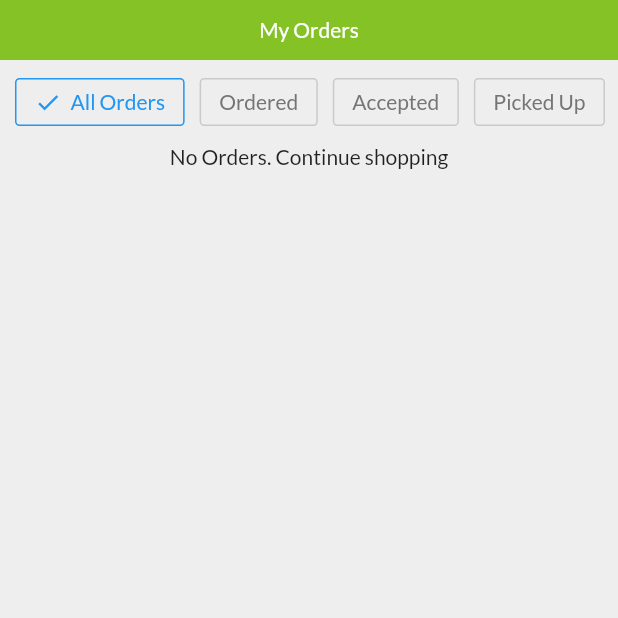
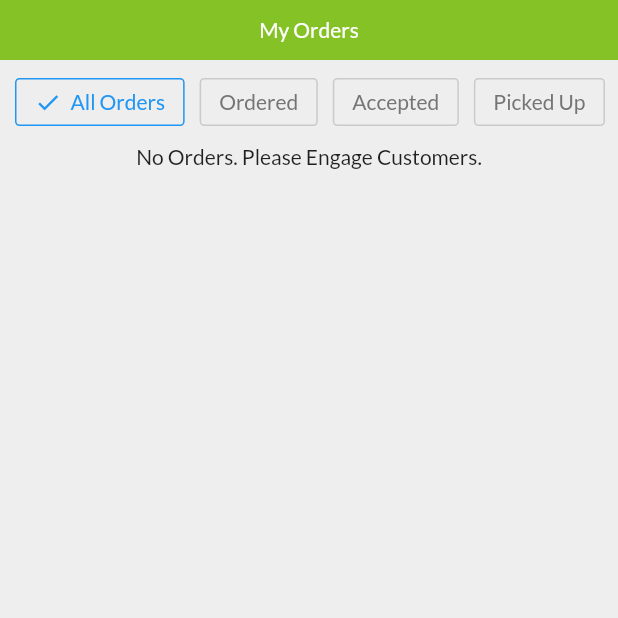
Before and after one commit to kode-mafia/vendorapp, a Flutter app: the OrderScreen screen opened directly, on a phone screen of 412 x 824 dp, the top half of it. Run offline on Flutter 3.47's test engine with Material 2 defaults, Android fonts, the phone set to English and light mode, and no system bars; drawn by our look-alikes of chips_choice; our stand-ins replace cloud_firestore, email_validator, firebase_auth, firebase_core, firebase_storage, flutter_easyloading and 4 more; missing offline and left inert: geocoder, map_launcher; accounts and stored records are empty.

Commit message:
'everthing working except for some features'

```diff
--- a/lib/screens/coupon_screen.dart
+++ b/lib/screens/coupon_screen.dart
@@ -2,7 +2,6 @@ import 'package:cloud_firestore/cloud_firestore.dart';
 import 'package:flutter/material.dart';
 import 'package:intl/intl.dart';
 import 'package:vendorapp_mulitvendorapp/services/firebase_services.dart';
-
 import 'add_edit_coupons.dart';
 
 class CouponScreen extends StatelessWidget {
--- a/lib/screens/order_screen.dart
+++ b/lib/screens/order_screen.dart
@@ -31,9 +31,6 @@ class _OrderScreenState extends State<OrderScreen> {
 
   DocumentSnapshot _customerData;
 
-
-
-
   @override
   Widget build(BuildContext context) {
     var _orderProvider = Provider.of<OrderProvider>(context);
@@ -53,6 +50,7 @@ class _OrderScreenState extends State<OrderScreen> {
               ),
             ),
           ),
+
           Container(
             height: 56,
             width: MediaQuery.of(context).size.width,
@@ -99,7 +97,7 @@ class _OrderScreenState extends State<OrderScreen> {
                   return Center(
                     child: Text(tag > 0
                         ? 'No ${options[tag]} orders'
-                        : 'No Orders. Continue shopping'),
+                        : 'No Orders. Please Engage Customers.'),
                   );
                 }
 
@@ -124,5 +122,3 @@ class _OrderScreenState extends State<OrderScreen> {
   }
 
 }
-
-//open vendor app
--- a/lib/services/drawer_services.dart
+++ b/lib/services/drawer_services.dart
@@ -10,6 +10,7 @@ import 'package:vendorapp_mulitvendorapp/screens/product_screen.dart';
 class DrawerServices{
 
   Widget drawerScreen(title){
+
     if(title == 'Dashboard'){
       return MainScreen();
     }
```
Also changed, not shown: lib/services/order_services.dart (+5 -3 lines), lib/widgets/order_summary_cart.dart (+1 -11 lines).
